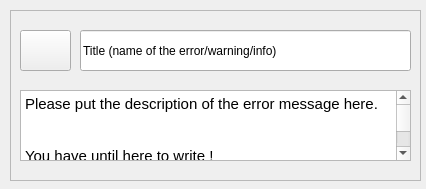
Old version of the form rover_gui/ui/ui/NotificationHistory.ui in the repository robotique-udes/rover.
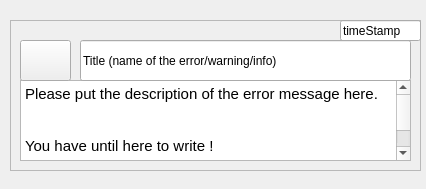
New version of the form.

```diff
--- a/rover_gui/ui/ui/NotificationHistory.ui
+++ b/rover_gui/ui/ui/NotificationHistory.ui
@@ -17,9 +17,9 @@
    <property name="geometry">
     <rect>
      <x>10</x>
-     <y>10</y>
+     <y>20</y>
      <width>411</width>
-     <height>171</height>
+     <height>151</height>
     </rect>
    </property>
    <property name="frameShape">
@@ -32,9 +32,9 @@
     <property name="geometry">
      <rect>
       <x>10</x>
-      <y>80</y>
+      <y>60</y>
       <width>391</width>
-      <height>71</height>
+      <height>81</height>
      </rect>
     </property>
     <property name="readOnly">
@@ -77,6 +77,19 @@
      <string>Title (name of the error/warning/info)</string>
     </property>
    </widget>
+   <widget class="QLineEdit" name="timestamp">
+    <property name="geometry">
+     <rect>
+      <x>330</x>
+      <y>0</y>
+      <width>81</width>
+      <height>21</height>
+     </rect>
+    </property>
+    <property name="text">
+     <string>timeStamp</string>
+    </property>
+   </widget>
   </widget>
  </widget>
  <resources/>
```
